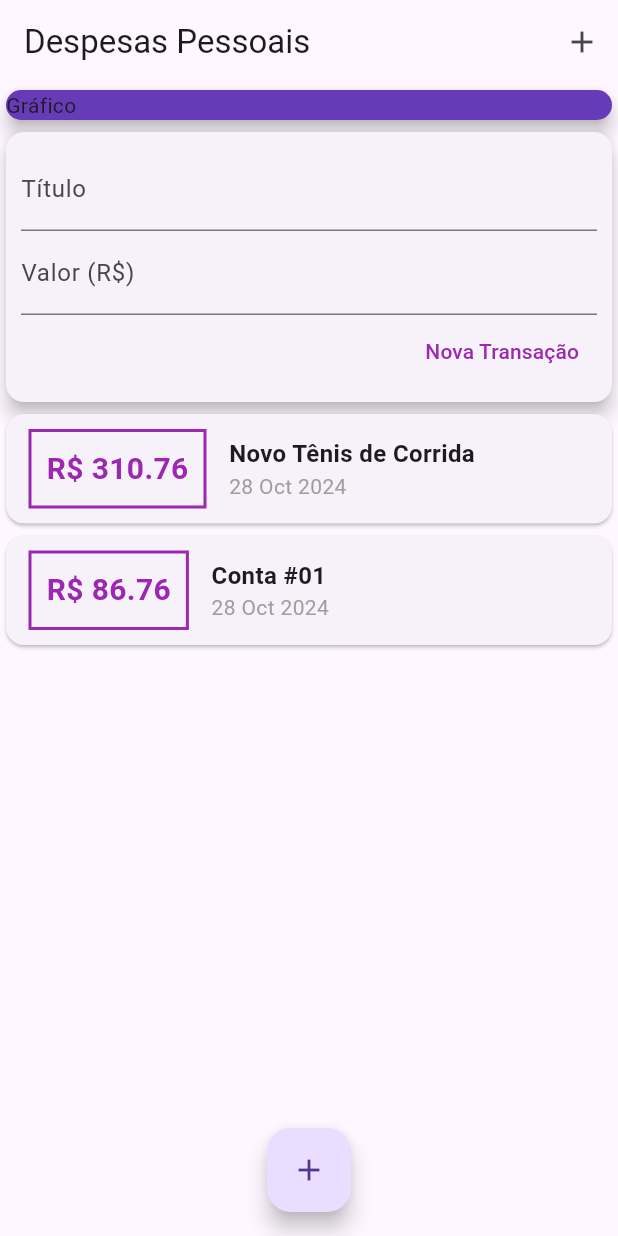
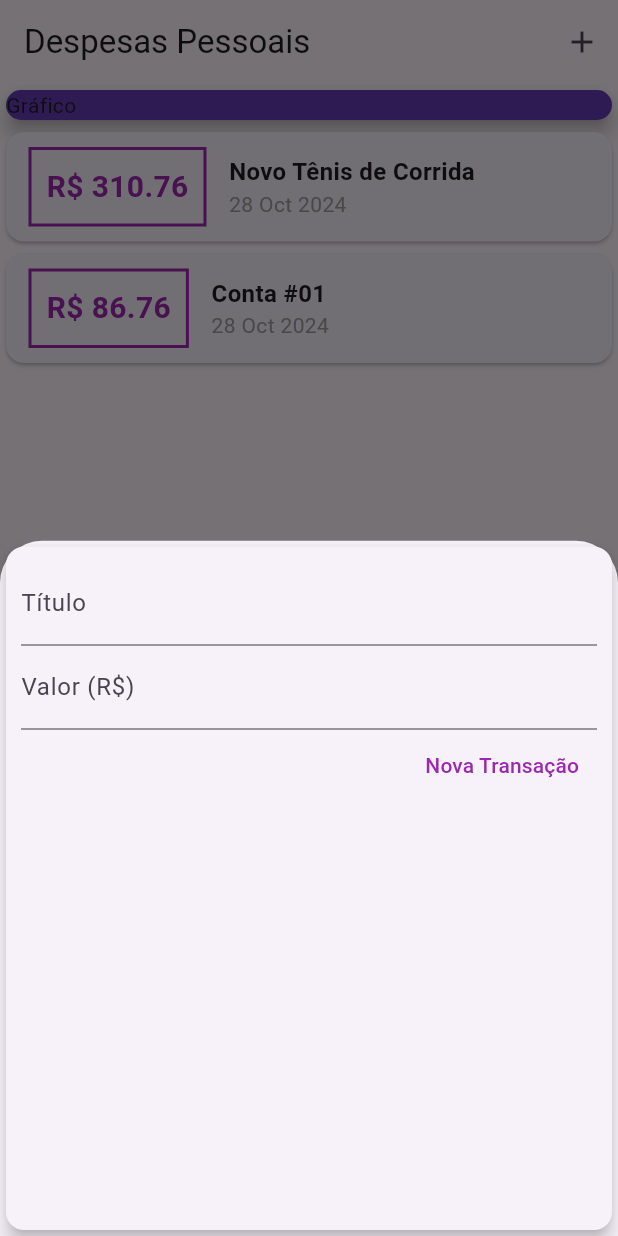
Before and after one commit to gabibecker/DespesasPessoais, a Flutter app: the screen it shows after launch, after a tap on the "add" icon, on a phone screen of 412 x 824 dp. Run offline on Flutter 3.47's test engine with Material 3 defaults, Android fonts, the phone set to English and light mode, and no system bars.

```diff
--- a/expenses/lib/components/transaction_user.dart
+++ /dev/null
@@ -1,48 +0,0 @@
-import 'dart:math';
-
-import 'package:expenses/models/Transaction.dart';
-import 'package:flutter/material.dart';
-import 'transaction_list.dart';
-import 'transaction_form.dart';
-
-class TransactionUser extends StatefulWidget {
-  @override
-  State<TransactionUser> createState() => TransactionUserState();
-}
-
-class TransactionUserState extends State<TransactionUser> {
-  final _transaction = [
-    Transaction(
-        id: 't1',
-        title: 'Novo Tênis de Corrida',
-        value: 310.76,
-        date: DateTime.now()),
-    Transaction(
-        id: 't2',
-         title: 'Conta #01',
-          value: 86.76,
-           date: DateTime.now()),
-  ];
-
-  _addTransaction(String title, double value) {
-    final newTransaction = Transaction(
-        id: Random().nextDouble().toString(),
-        title: title,
-        value: value,
-        date: DateTime.now());
-
-    setState(() {
-      _transaction.add(newTransaction);
-    });
-  }
-
-  @override
-  Widget build(BuildContext context) {
-    return Column(
-      children: <Widget>[
-        TransactionForm(_addTransaction),
-        Transactionlist(_transaction),
-      ],
-    );
-  }
-}
--- a/expenses/lib/main.dart
+++ b/expenses/lib/main.dart
@@ -1,5 +1,9 @@
-import 'components/transaction_user.dart';
+import 'models/Transaction.dart';
 import 'package:flutter/material.dart';
+import 'components/transaction_list.dart';
+import 'components/transaction_form.dart';
+import 'dart:math';
+
 
 main() => runApp(ExpensesApp());
 
@@ -10,7 +14,46 @@ class ExpensesApp extends StatelessWidget {
   }
 }
 
-class MyHomePage extends StatelessWidget {
+class MyHomePage extends StatefulWidget {
+
+  @override
+  State<MyHomePage> createState() => _MyHomePageState();
+}
+
+class _MyHomePageState extends State<MyHomePage> {
+
+   final _transaction = [
+    Transaction(
+        id: 't1',
+        title: 'Novo Tênis de Corrida',
+        value: 310.76,
+        date: DateTime.now()),
+    Transaction(
+        id: 't2',
+         title: 'Conta #01',
+          value: 86.76,
+           date: DateTime.now()),
+  ];
+
+  _addTransaction(String title, double value) {
+    final newTransaction = Transaction(
+        id: Random().nextDouble().toString(),
+        title: title,
+        value: value,
+        date: DateTime.now());
+
+    setState(() {
+      _transaction.add(newTransaction);
+    });
+  }
+
+  _openTransactionFormModal(BuildContext context) {
+    showModalBottomSheet(
+      context: context,
+       builder: (ctx) {
+          return TransactionForm(_addTransaction);
+       });
+  }
 
   @override
   Widget build(BuildContext context) {
@@ -19,7 +62,7 @@ class MyHomePage extends StatelessWidget {
         title: Text('Despesas Pessoais'),
         actions: <Widget>[
           IconButton(
-            onPressed: () {},
+            onPressed: () => _openTransactionFormModal(context),
              icon: Icon(Icons.add))
         ],
       ),
@@ -35,13 +78,14 @@ class MyHomePage extends StatelessWidget {
                   elevation: 5,
                 ),
               ),
-              TransactionUser(),
+              Transactionlist(_transaction),
             ]),
       ),
       floatingActionButton:
       FloatingActionButton(
         child: Icon(Icons.add),
-        onPressed: () {}),
+          onPressed: () => _openTransactionFormModal(context),
+        ),
         floatingActionButtonLocation: FloatingActionButtonLocation.centerFloat,
     );
   }
```
